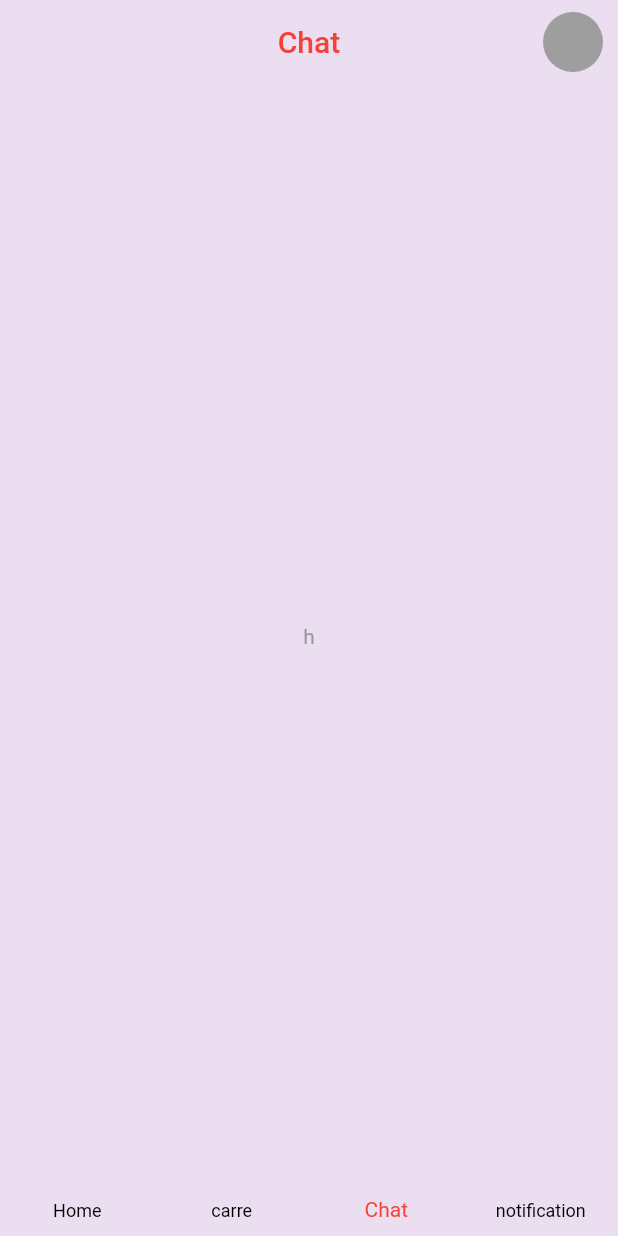
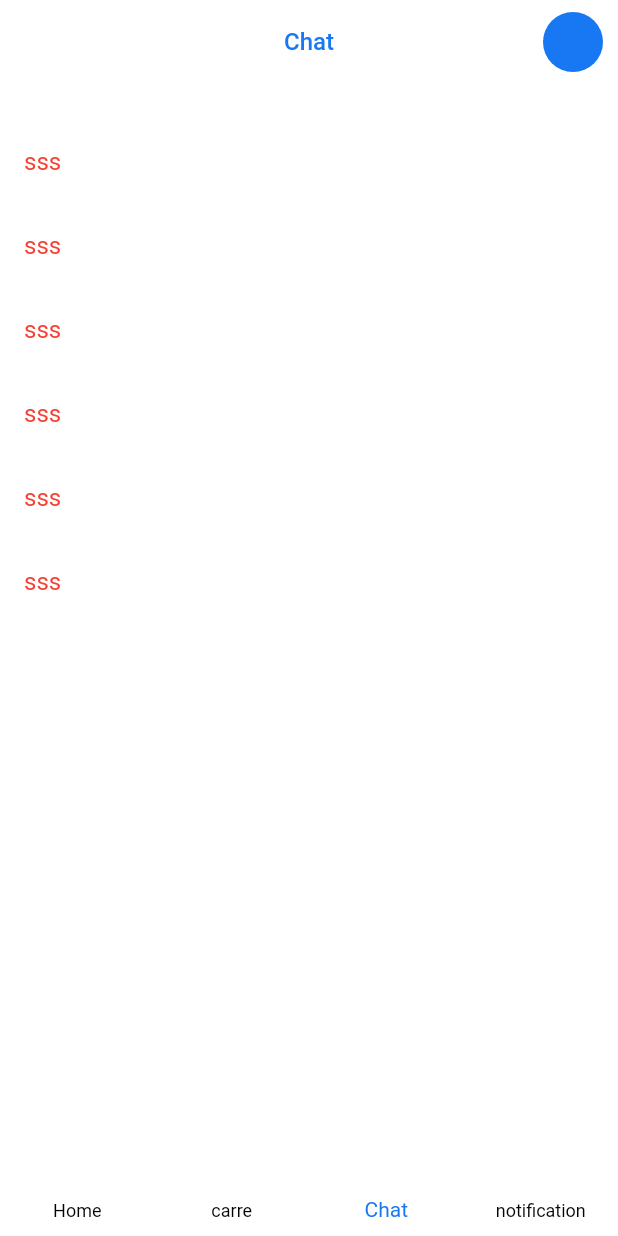
Before and after one commit to chizakasipascal/Doniel, a Flutter app: the screen it shows after launch, swiped to page 3, on a phone screen of 412 x 824 dp. Run offline on Flutter 3.47's test engine with Material 2 defaults, Android fonts, the phone set to English and light mode, and no system bars; Roboto replaces fonts that are missing (SanFrancisco).

Commit message:
add other page for all fonctionality app

```diff
--- a/lib/src/app.dart
+++ b/lib/src/app.dart
@@ -15,7 +15,7 @@ class Doniel extends StatelessWidget {
     ]);
 
     SystemChrome.setSystemUIOverlayStyle(SystemUiOverlayStyle.dark.copyWith(
-      systemNavigationBarColor: Colors.transparent,
+      systemNavigationBarColor: kDoniel,
       statusBarColor: Colors.transparent,
     ));
 
--- a/lib/src/const/routes.dart
+++ b/lib/src/const/routes.dart
@@ -5,11 +5,13 @@ class Routes {
   Routes._();
   static const String initial = 'initial';
   static const String login = 'login';
+  static const String profile = 'profile';
   static const String page = 'page';
 
   static final routes = <String, WidgetBuilder>{
     // initial: (context) => const LoginScreens(),
     login: (context) => const LoginScreens(),
+    profile: (context) => const Profile(),
     page: (context) => const PageDoniel(),
   };
 }
--- /dev/null
+++ b/lib/src/views/screens/chat.dart
@@ -0,0 +1,28 @@
+import 'package:flutter/material.dart';
+
+class Chat extends StatelessWidget {
+  const Chat({
+    Key? key,
+    required this.controller,
+  }) : super(key: key);
+
+  final ScrollController controller;
+
+  @override
+  Widget build(BuildContext context) {
+    return Center(
+      child: ListView.builder(
+        controller: controller,
+        itemCount: 6,
+        itemBuilder: (context, i) {
+          return const ListTile(
+            title: Text(
+              "sss",
+              style: TextStyle(color: Colors.red),
+            ),
+          );
+        },
+      ),
+    );
+  }
+}
--- a/lib/src/views/screens/page.dart
+++ b/lib/src/views/screens/page.dart
@@ -1,5 +1,8 @@
+import 'package:donieltheme/donieltheme.dart';
 import 'package:flutter/material.dart';
 
+import '../../const/const.dart';
+import '../views.dart';
 import '../widgets/scroll_hide.dart';
 
 class PageDoniel extends StatefulWidget {
@@ -59,20 +62,18 @@ class _PageDonielState extends State<PageDoniel> {
                             : _selectedIndex == 3
                                 ? "notification"
                                 : "Chat",
-                        style: const TextStyle(color: Colors.red),
-                        // style: themeData.textTheme.bodyText2!
-                        //     .copyWith(color: kGreyColor, fontSize: 16),
+                        style: themeData.textTheme.bodyText2!
+                            .copyWith(color: kDoniel, fontSize: 16),
                       ),
                       actions: [
                         GestureDetector(
-                          onTap: () {},
-                          //  => Navigator.pushNamed(
-                          //     context, Routes.notificationscreen),
+                          onTap: () =>
+                              Navigator.pushNamed(context, Routes.profile),
                           child: Container(
                             height: 40,
                             width: 40,
                             decoration: const BoxDecoration(
-                              color: Colors.grey,
+                              color: kDoniel,
                               shape: BoxShape.circle,
                             ),
                           ),
@@ -128,30 +129,20 @@ class _PageDonielState extends State<PageDoniel> {
               backgroundColor: Colors.transparent,
               elevation: 0.0,
               currentIndex: _selectedIndex,
-              selectedItemColor: Colors.red,
-              unselectedItemColor: Colors.black,
-              // unselectedLabelStyle: themeData.textTheme.bodyText2,
-              // selectedLabelStyle: themeData.textTheme.bodyText2,
+              selectedItemColor: kDoniel,
+              unselectedItemColor: kBlackColor,
+              unselectedLabelStyle: themeData.textTheme.bodyText2,
+              selectedLabelStyle: themeData.textTheme.bodyText2,
             ),
           ),
           body: PageView(
             controller: _pageController,
             physics: const NeverScrollableScrollPhysics(),
             children: <Widget>[
-              Center(
-                child: ListView.builder(
-                  controller: controller,
-                  itemCount: 6,
-                  itemBuilder: (context, i) {
-                    return const ListTile(
-                      title: Text("sss"),
-                    );
-                  },
-                ),
-              ),
-              const Center(child: Text('Cgat')),
-              const Center(child: Text('h')),
-              const Center(child: Text('t')),
+              Home(controller: controller),
+              Carre(controller: controller),
+              Chat(controller: controller),
+              NotificationPage(controller: controller)
             ],
             onPageChanged: (page) {
               setState(() {
--- a/lib/src/views/screens/screens.dart
+++ b/lib/src/views/screens/screens.dart
@@ -1,2 +1,7 @@
 export 'page.dart';
 export 'loginscreens.dart';
+export 'home.dart';
+export 'carre.dart';
+export 'chat.dart';
+export 'notificationpage.dart';
+export 'profile.dart';
--- a/packages/theme/donieltheme/lib/src/app_theme.dart
+++ b/packages/theme/donieltheme/lib/src/app_theme.dart
@@ -9,7 +9,7 @@ final ThemeData themeData = ThemeData(
   textTheme: const TextTheme(
     bodyText2: TextStyle(color: kGreyColor),
   ),
-  scaffoldBackgroundColor: kWhiteColor,
+  scaffoldBackgroundColor: Colors.white,
   primaryColor: kDoniel,
   splashColor: kDoniel.withOpacity(.5),
   visualDensity: VisualDensity.adaptivePlatformDensity,
```
Also changed, not shown: lib/src/views/screens/carre.dart (added, +28 -0 lines), lib/src/views/screens/home.dart (added, +28 -0 lines), lib/src/views/screens/notificationpage.dart (added, +28 -0 lines), lib/src/views/screens/profile.dart (added, +10 -0 lines).
